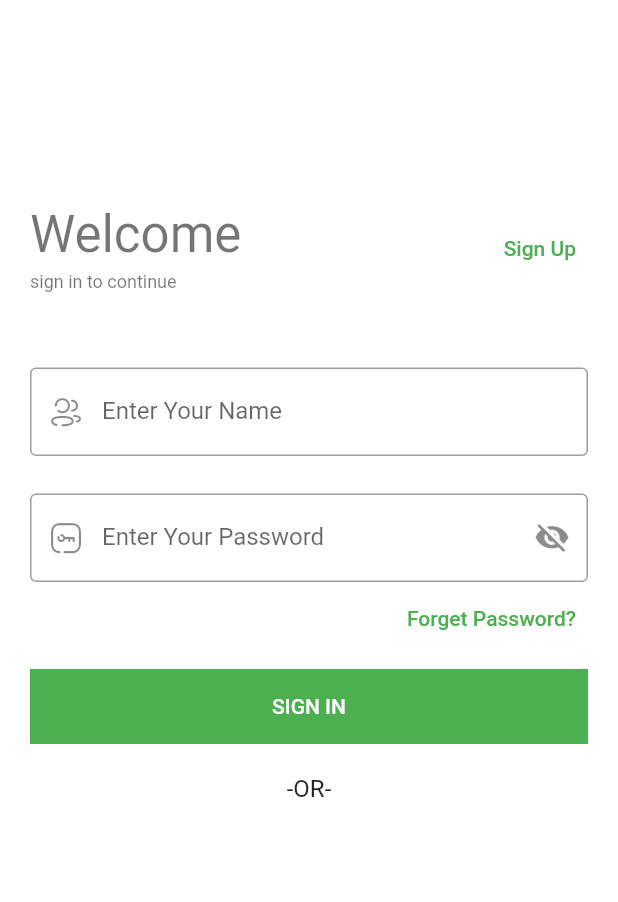
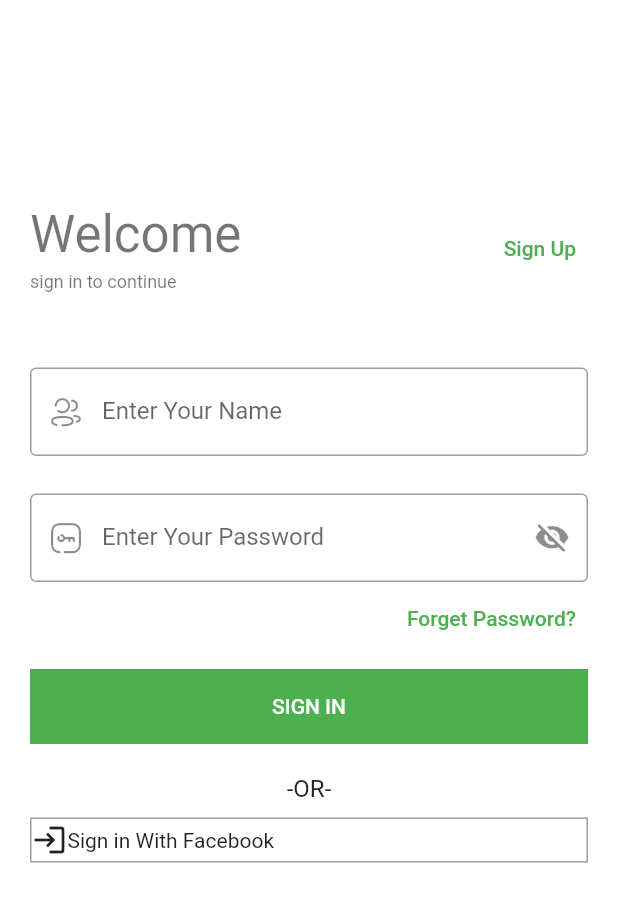
Before and after one commit to mohamedsaad221/e_commerce_app, a Flutter app: the screen it shows after launch, on a phone screen of 412 x 824 dp. Shown: the top 902 px of the screen. Run offline on Flutter 3.47's test engine with Material 2 defaults, Android fonts, the phone set to English and light mode, and no system bars; our stand-ins replace firebase_auth, flutter_bloc; missing offline and left inert: flutter_facebook_auth; accounts and stored records are empty.

Commit message:
set facebook login

```diff
--- /dev/null
+++ b/lib/models/user_model.dart
@@ -0,0 +1,34 @@
+class UserModel {
+  String? name;
+  String? email;
+  String? uId;
+  String? image;
+  String? phone;
+
+  UserModel({
+    this.name,
+    this.email,
+    this.uId,
+    this.image,
+    this.phone,
+  });
+
+  UserModel.fromJson(Map<String , dynamic> json){
+    name = json['name'];
+    email = json['name'];
+    uId = json['uId'];
+    phone = json['phone'];
+    image = json['image'];
+
+  }
+
+  Map<String , dynamic> toMap() {
+    return {
+      'name':name,
+      'email':email,
+      'uId':uId,
+      'phone':phone,
+      'image':image,
+    };
+  }
+}
--- a/lib/modules/login/login_screen.dart
+++ b/lib/modules/login/login_screen.dart
@@ -116,6 +116,32 @@ class LoginScreen extends StatelessWidget {
                     SizedBox(
                       height: 10.0,
                     ),
+                    InkWell(
+                      onTap: (){
+                        // code for login with facebook
+                      },
+                      child: Container(
+                        width: double.infinity,
+                        height: 30.0,
+                        decoration: BoxDecoration(
+                          border: Border.all(
+                            color: Colors.grey,
+                          )
+                        ),
+                        child: Row(
+                          children:
+                          [
+                            Icon(
+                              Icons.login
+                            ),
+                            Text(
+                              'Sign in With Facebook',
+                              style: Theme.of(context).textTheme.bodyText2,
+                            ),
+                          ],
+                        ),
+                      ),
+                    ),
                   ],
                 ),
               ),
--- a/pubspec.yaml
+++ b/pubspec.yaml
@@ -31,6 +31,7 @@ dependencies:
   bloc: ^7.1.0
   flutter_bloc: ^7.2.0
   flutter_conditional_rendering: ^2.0.0
+  flutter_facebook_auth: ^3.5.1
   # firebase
   firebase_auth: ^3.1.0
 
```
Also changed, not shown: lib/modules/login/cubit/cubit.dart (+16 -0 lines), pubspec.lock, 5 other files.
